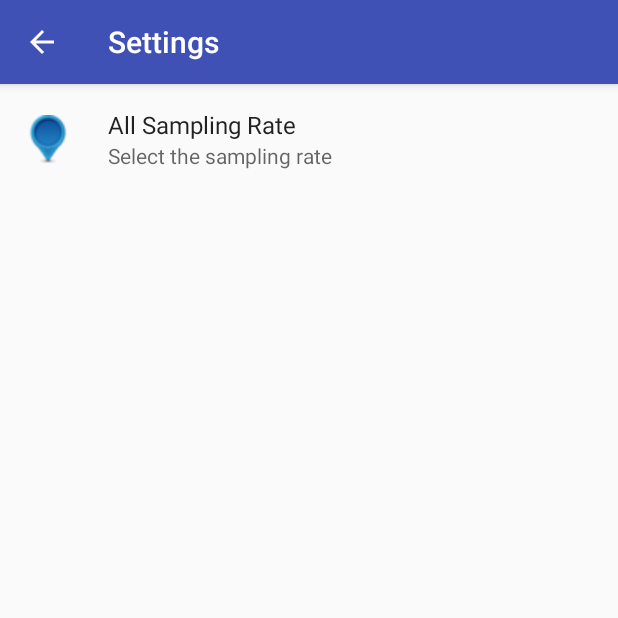
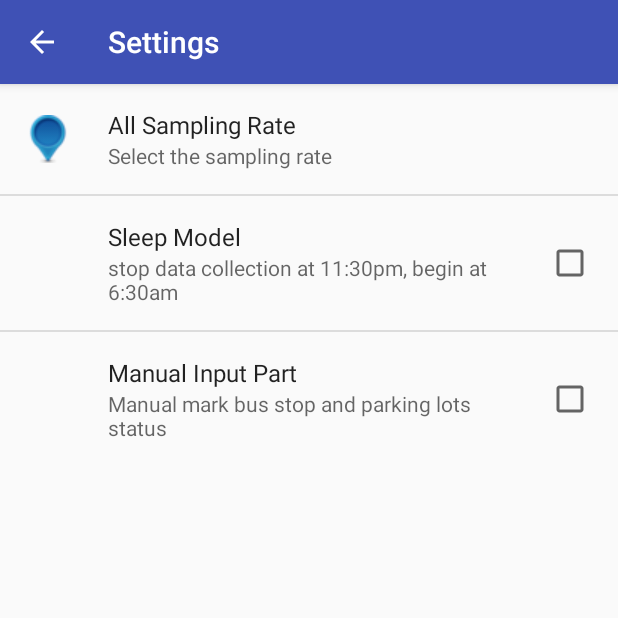
Before and after one commit to Hennessyan/AA_5, an Android app: the SettingsFragment screen opened directly, with no data from a screen before it, on a phone screen of 412 x 824 dp, the top half of it. Run offline under Robolectric (Android 15) with nearby library versions, the phone set to English and light mode, and no system bars; our stand-ins replace androidx.preference.

Commit message:
ChangeLayout2
Add two checkbox in Settings;
Change Manual Upload button as AlertDialog and click text “upload
finished!” to stop Manually upload.

```diff
--- /dev/null
+++ b/app/src/main/res/drawable/textview_border.xml
@@ -0,0 +1,5 @@
+<?xml version="1.0" encoding="utf-8"?>
+<shape xmlns:android="http://schemas.android.com/apk/res/android" android:shape="rectangle" >
+    <solid android:color="#ffffff" />
+    <stroke android:width="1dip" android:color="#4fa5d5"/>
+</shape>
--- a/app/src/main/res/values/strings.xml
+++ b/app/src/main/res/values/strings.xml
@@ -1,11 +1,13 @@
 <resources>
-    <string name="app_name">AA_5_1</string>
+    <string name="app_name">AA_5</string>
     <string name="default_id">id</string>
     <string name="default_timestamp">timestamp</string>
     <string name="default_latitude">latitude</string>
     <string name="default_longitude">longitude</string>
     <string name="save">Save</string>
     <string name="cancel">Cancel</string>
+    <string name="yes">Yes</string>
+    <string name="no">No</string>
 
     <string name="heart">
     M25.119,2.564c12.434,0.023,18.68,5.892,24.88,17.612  c6.2-11.721,12.446-17.589,24.877-17.612c13.81-0.025,25.035,10.575,25.061,23.66c0.033,23.708-24.952,47.46-49.938,71.212  C25.016,73.685,0.03,49.932,0.064,26.224C0.085,13.14,11.309,2.539,25.119,2.564z
--- a/app/src/main/res/xml/pref_sampling_rate.xml
+++ b/app/src/main/res/xml/pref_sampling_rate.xml
@@ -1,5 +1,6 @@
 <?xml version="1.0" encoding="utf-8"?>
 <PreferenceScreen xmlns:android="http://schemas.android.com/apk/res/android">
+    <PreferenceCategory>
         <ListPreference
             android:key="@string/sr_key_all"
             android:title="All Sampling Rate"
@@ -12,5 +13,19 @@
             android:icon="@drawable/blue"
             android:dialogIcon="@drawable/purple"
             />
-
+    </PreferenceCategory>
+    <PreferenceCategory>
+        <CheckBoxPreference
+            android:title="Sleep Model"
+            android:defaultValue="false"
+            android:summary="stop data collection at 11:30pm, begin at 6:30am"
+            android:key="checkboxPref_SM"/>
+    </PreferenceCategory>
+    <PreferenceCategory>
+        <CheckBoxPreference
+            android:title="Manual Input Part"
+            android:defaultValue="false"
+            android:summary="Manual mark bus stop and parking lots status"
+            android:key="checkboxPref_MI"/>
+    </PreferenceCategory>
 </PreferenceScreen>
```
Also changed, not shown: app/src/main/java/com/llu17/youngq/sqlite_gps/MainActivity.java (+61 -20 lines), app/src/main/java/com/llu17/youngq/sqlite_gps/SettingsFragment.java (+22 -2 lines), app/src/main/res/layout/activity_main.xml (+21 -9 lines). Lines whose indentation alone changed are shown as unchanged.
